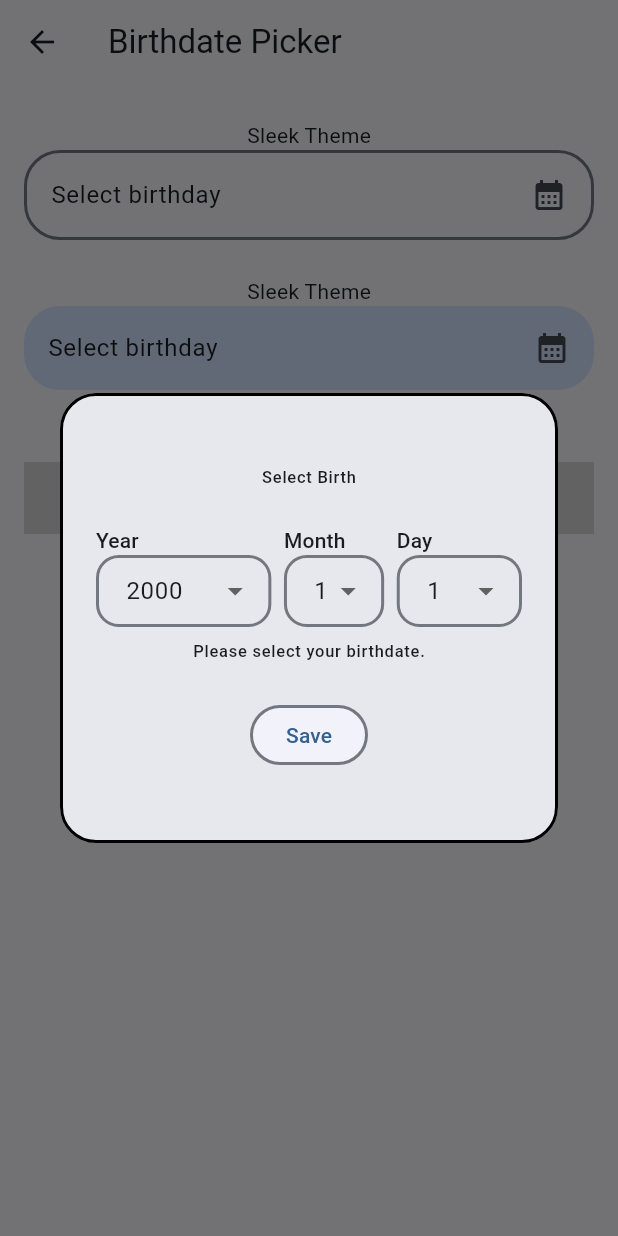
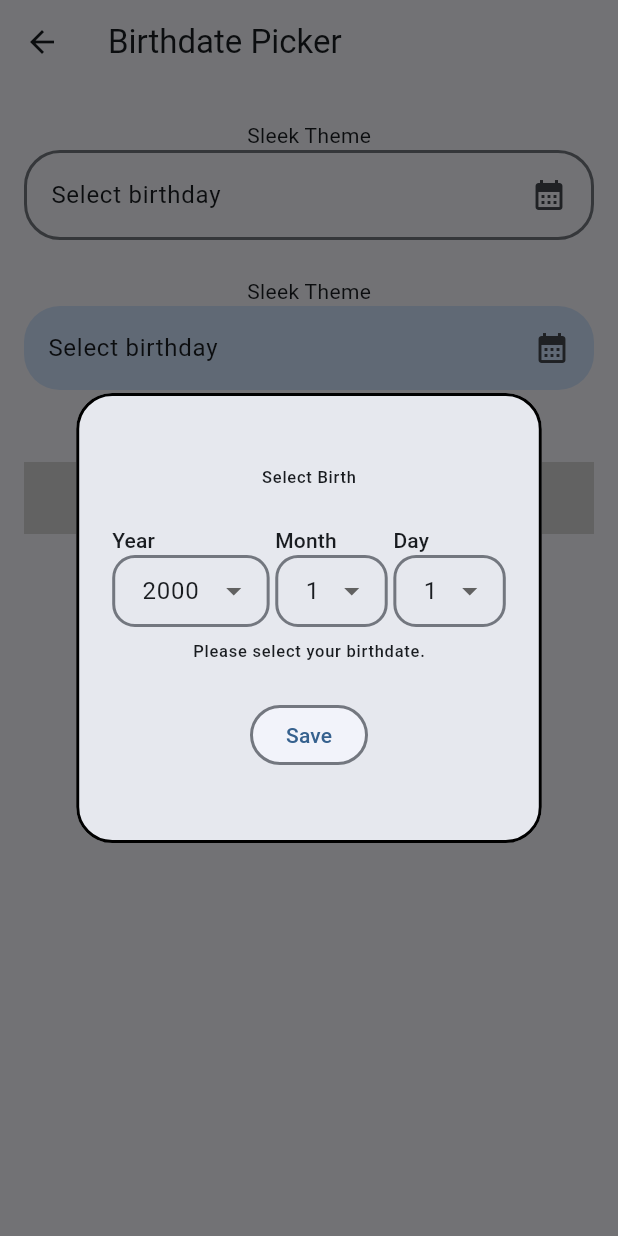
Before and after one commit to thruthesky/easy_design_system_backup_2024_09_24, a Flutter app: the BirthdatePickerScreen screen opened directly, after a tap on "Select birthday", on a phone screen of 412 x 824 dp. Run offline on Flutter 3.47's test engine with Material 3 defaults, Android fonts, the phone set to English and light mode, and no system bars; our stand-ins replace cached_network_image, rxdart, smooth_page_indicator; missing offline and left inert: loop_page_view, markdown_widget, social_kit.

Commit message:
adjusted birthday picker spacings for month, day and year

```diff
--- a/lib/src/birthdate_picker/birthdate_picker.dialog.dart
+++ b/lib/src/birthdate_picker/birthdate_picker.dialog.dart
@@ -85,10 +85,10 @@ class _BirthdayPickerState extends State<BirthdatePickerDialog> {
           ),
           const SizedBox(height: 24),
           Row(
-            mainAxisAlignment: MainAxisAlignment.spaceEvenly,
+            // mainAxisAlignment: MainAxisAlignment.center,
             children: [
               Expanded(
-                flex: 7,
+                flex: 28,
                 child: Column(
                   crossAxisAlignment: CrossAxisAlignment.start,
                   children: [
@@ -112,9 +112,10 @@ class _BirthdayPickerState extends State<BirthdatePickerDialog> {
                   ],
                 ),
               ),
-              const SizedBox(width: 8.4),
+              // const SizedBox(width: 8.4),
+              const Spacer(flex: 1),
               Expanded(
-                flex: 4,
+                flex: 20,
                 child: Column(
                   crossAxisAlignment: CrossAxisAlignment.start,
                   children: [
@@ -142,9 +143,10 @@ class _BirthdayPickerState extends State<BirthdatePickerDialog> {
                   ],
                 ),
               ),
-              const SizedBox(width: 8.4),
+              // const SizedBox(width: 8.4),
+              const Spacer(flex: 1),
               Expanded(
-                flex: 5,
+                flex: 20,
                 child: Column(
                   crossAxisAlignment: CrossAxisAlignment.start,
                   children: [
```
